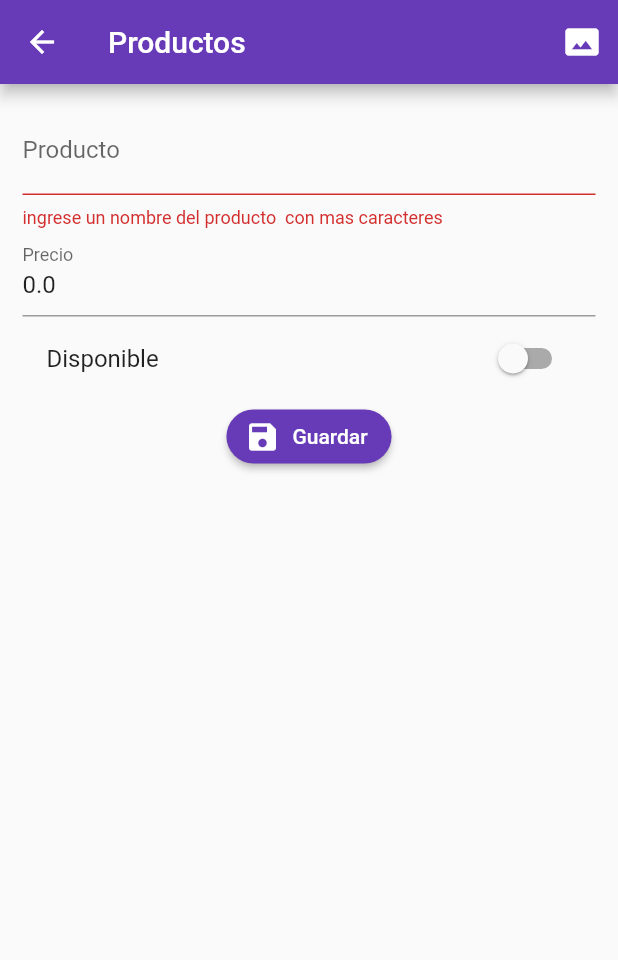
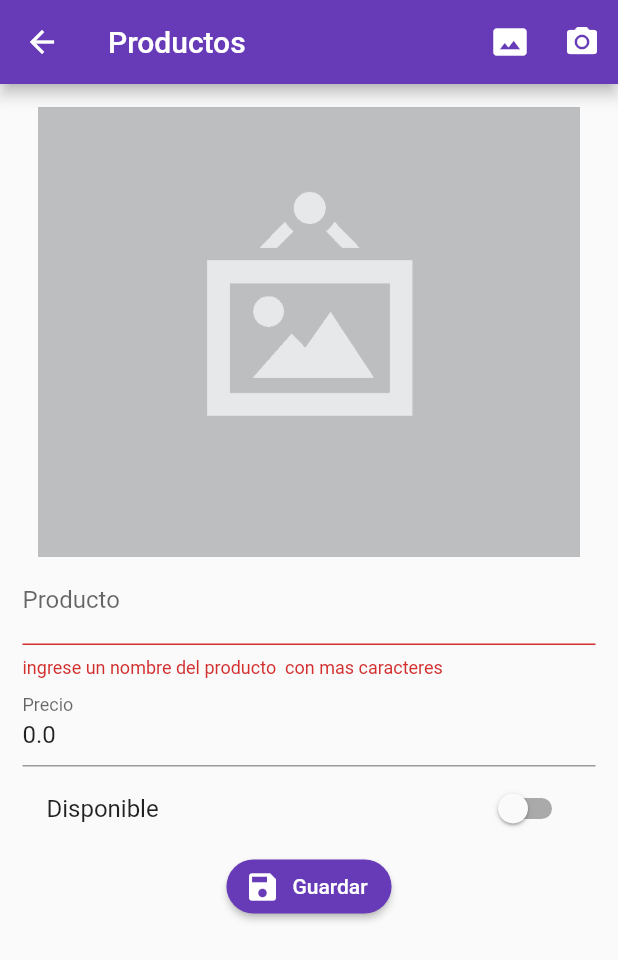
Before and after one commit to infraarhtur/form_validation, a Flutter app: the ProductoPage screen opened by its route, after a tap on "Guardar", after a tap on the "photo size select actual" icon, on a phone screen of 412 x 824 dp. Shown: the top 960 px of the screen. Run offline on Flutter 3.47's test engine with Material 2 defaults, Android fonts, the phone set to English and light mode, and no system bars; our stand-ins replace image_picker, rxdart; missing offline and left inert: mime_type; network calls fail.

Commit message:
se utilizan los perifericos del telefono para agregar foto y editar se envia imagen a servicio de terceros

```diff
--- a/lib/src/models/producto_model.dart
+++ b/lib/src/models/producto_model.dart
@@ -32,7 +32,7 @@ class ProductoModel {
     );
 
     Map<String, dynamic> toJson() => {
-        "id": id,
+      //  "id": id,
         "titulo": titulo,
         "valor": valor,
         "disponible": disponible,
--- a/lib/src/pages/producto_page.dart
+++ b/lib/src/pages/producto_page.dart
@@ -1,7 +1,10 @@
+import 'dart:io';
+
 import 'package:flutter/material.dart';
 import 'package:form_validation/src/models/producto_model.dart';
 import 'package:form_validation/src/providers/productos_providers.dart';
 import 'package:form_validation/src/utils/utils.dart' as utils;
+import 'package:image_picker/image_picker.dart';
 
 class ProductoPage extends StatefulWidget {
   @override
@@ -11,17 +14,29 @@ class ProductoPage extends StatefulWidget {
 class _ProductoPageState extends State<ProductoPage> {
   final productoProvider = new ProductosProvider();
   final formKey = GlobalKey<FormState>();
+  final scaffoldKey = GlobalKey<ScaffoldState>();
 
   ProductoModel producto = new ProductoModel();
+  bool _guardando = false;
+  File foto;
 
   @override
   Widget build(BuildContext context) {
+    final ProductoModel proData = ModalRoute.of(context).settings.arguments;
+
+    if (proData != null) {
+      producto = proData;
+    }
+
     return Scaffold(
+      key: scaffoldKey,
       appBar: AppBar(
         title: Text('Productos'),
         actions: <Widget>[
           IconButton(
-              icon: Icon(Icons.photo_size_select_actual), onPressed: () {})
+              icon: Icon(Icons.photo_size_select_actual),
+              onPressed: _seleccionarFoto),
+          IconButton(icon: Icon(Icons.camera_alt), onPressed: _tomarFoto)
         ],
       ),
       body: SingleChildScrollView(
@@ -32,6 +47,7 @@ class _ProductoPageState extends State<ProductoPage> {
               key: formKey,
               child: Column(
                 children: <Widget>[
+                  _mostrarFoto(),
                   _crearNombre(),
                   _crearPrecio(),
                   _crearDisponible(),
@@ -64,7 +80,7 @@ class _ProductoPageState extends State<ProductoPage> {
       initialValue: producto.valor.toString(),
       keyboardType: TextInputType.numberWithOptions(decimal: true),
       decoration: InputDecoration(labelText: 'Precio'),
-      onSaved: (value) => producto.valor = double.parse(value) ,
+      onSaved: (value) => producto.valor = double.parse(value),
       validator: (value) {
         if (utils.isNumeric(value)) {
           return null;
@@ -75,23 +91,17 @@ class _ProductoPageState extends State<ProductoPage> {
     );
   }
 
-
-
   Widget _crearDisponible() {
-
     return SwitchListTile(
-
       value: producto.disponible,
       activeColor: Colors.deepPurple,
-  title:Text('Disponible') ,
-
- onChanged:(value) {
+      title: Text('Disponible'),
+      onChanged: (value) {
         setState(() {
           producto.disponible = value;
         });
       },
     );
-
   }
 
   Widget _crearBoton() {
@@ -101,26 +111,93 @@ return SwitchListTile(
       shape: RoundedRectangleBorder(borderRadius: BorderRadius.circular(20.0)),
       icon: Icon(Icons.save),
       label: Text('Guardar'),
-      onPressed: () {
-        _submit();
-      },
+      onPressed: (_guardando) ? null : _submit,
     );
   }
 
+  void _submit()async{
+    if (!formKey.currentState.validate()) return;
+
+    formKey.currentState
+        .save(); // dispara el onsave hace el guardado en el objeto producto
+
+    setState(() {
+      _guardando = true;
+    });
+
+if(foto != null){
+ producto.fotoUrl= await productoProvider.subirImagen(foto);
+}
+
+    if (producto.id == null) {
+      productoProvider.crearProducto(producto);
+      mostrarSnackbar('Producto Guardado');
+    } else {
+      productoProvider.editarProducto(producto);
+      mostrarSnackbar('Producto editado');
+    }
+
+//      setState(() {
+//    _guardando = false;
+//  });
+
+    Navigator.pop(context);
+  }
+
+  void mostrarSnackbar(String mensaje) {
+    final snackbar = SnackBar(
+      content: Text(mensaje),
+      duration: Duration(milliseconds: 1500),
+    );
+
+    scaffoldKey.currentState.showSnackBar(snackbar);
+  }
+
+  Widget _mostrarFoto() {
+    if (producto.fotoUrl != null && producto.fotoUrl != '') {
+
+return FadeInImage(
+  placeholder: AssetImage('assets/jar-loading.gif'),
+   image: NetworkImage(producto.fotoUrl),
+   fit: BoxFit.cover,
+          height: 300.0,
+   );
+
+    } else {
+      if (foto != null) {
+        return Image.file(
+          foto,
+          fit: BoxFit.cover,
+          height: 300.0,
+        );
+      }
+
+      return Image(
+          image: AssetImage('assets/no-photo.png'),
+          height: 300.0,
+          fit: BoxFit.cover);
+    }
+  }
+
+  _seleccionarFoto() async {
+     _procesarFoto(ImageSource.gallery);
+  }
+
+  _tomarFoto() async {
+   _procesarFoto(ImageSource.camera);
+
+  }
+
+  _procesarFoto( ImageSource origen) async {
+    foto = await ImagePicker.pickImage(source: origen);
+
+    if (foto != null) {
+      //limpieza
+      producto.fotoUrl = null;
 
 
+    }
 
-  void _submit() {
-    if (!formKey.currentState.validate()) return;
-
-    formKey.currentState.save(); // dispara el onsave hace el guardado en el objeto producto
-
-    print('todo ok');
-    print(producto.titulo);
-     print(producto.valor);
-      print(producto.disponible);
-
-productoProvider.crearProducto(producto);
-
+    setState(() {});
   }
 }
--- a/pubspec.yaml
+++ b/pubspec.yaml
@@ -25,6 +25,8 @@ dependencies:
   cupertino_icons: ^0.1.2
   rxdart: ^0.23.1
   http:
+  image_picker: ^0.6.3+4
+  mime_type: ^0.2.7
 
 dev_dependencies:
   flutter_test:
@@ -43,8 +45,8 @@ flutter:
   uses-material-design: true
 
   # To add assets to your application, add an assets section, like this:
-  # assets:
-  #  - images/a_dot_burr.jpeg
+  assets:
+   - assets/
   #  - images/a_dot_ham.jpeg
 
   # An image asset can refer to one or more resolution-specific "variants", see
```
Also changed, not shown: lib/src/pages/home_page.dart (+27 -4 lines), lib/src/providers/productos_providers.dart (+53 -0 lines), assets/jar-loading.gif (added), assets/no-photo.png (added), pubspec.lock, 2 other files. Lines whose indentation alone changed are shown as unchanged.
